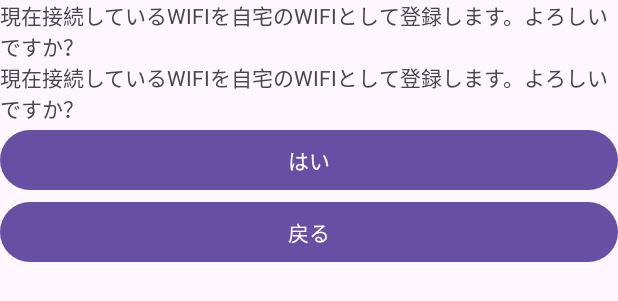
After one commit to tebasakimod777/ra-men, an Android app: the layout wifi_registration.xml on its own in the app's theme, with its tools: preview values and no code run, on a phone screen of 412 x 824 dp. The commit adds this screen. Shown: the top 301 px of the screen. Run offline under Robolectric (Android 15) with nearby library versions, the light colour scheme and no system bars.

```diff
--- a/android/app/src/main/AndroidManifest.xml
+++ b/android/app/src/main/AndroidManifest.xml
@@ -15,6 +15,10 @@
         android:supportsRtl="true"
         android:theme="@style/Theme.KeyMinder"
         tools:targetApi="31">
+
+        <activity
+            android:name=".WifiCheck"
+            android:exported="false" />
         <activity
             android:name=".MainActivity"
             android:exported="true">
--- /dev/null
+++ b/android/app/src/main/res/layout/wifi_registration.xml
@@ -0,0 +1,40 @@
+<?xml version="1.0" encoding="utf-8"?>
+<androidx.constraintlayout.widget.ConstraintLayout xmlns:android="http://schemas.android.com/apk/res/android"
+    xmlns:tools="http://schemas.android.com/tools"
+    android:layout_width="match_parent"
+    android:layout_height="match_parent">
+
+    <LinearLayout
+        android:layout_width="match_parent"
+        android:layout_height="match_parent"
+        android:orientation="vertical"
+        tools:layout_editor_absoluteX="-16dp"
+        tools:layout_editor_absoluteY="28dp">
+
+        <TextView
+            android:id="@+id/txt_explanation"
+            android:layout_width="match_parent"
+            android:layout_height="wrap_content"
+            android:text="現在接続しているWIFIを自宅のWIFIとして登録します。よろしいですか？" />
+
+        <TextView
+            android:id="@+id/txtIPAddress"
+            android:layout_width="match_parent"
+            android:layout_height="wrap_content"
+            android:text="現在接続しているWIFIを自宅のWIFIとして登録します。よろしいですか？" />
+
+        <Button
+            android:id="@+id/btnGetIPAddress"
+            android:layout_width="match_parent"
+            android:layout_height="wrap_content"
+            android:text="はい" />
+
+        <Button
+            android:id="@+id/btnBack"
+            android:layout_width="match_parent"
+            android:layout_height="wrap_content"
+            android:text="戻る" />
+
+
+    </LinearLayout>
+</androidx.constraintlayout.widget.ConstraintLayout>
```
Also changed, not shown: android/app/src/main/java/com/example/keyminder/MainActivity.java (+13 -0 lines), android/app/src/main/res/layout/activity_main.xml (+7 -8 lines).
